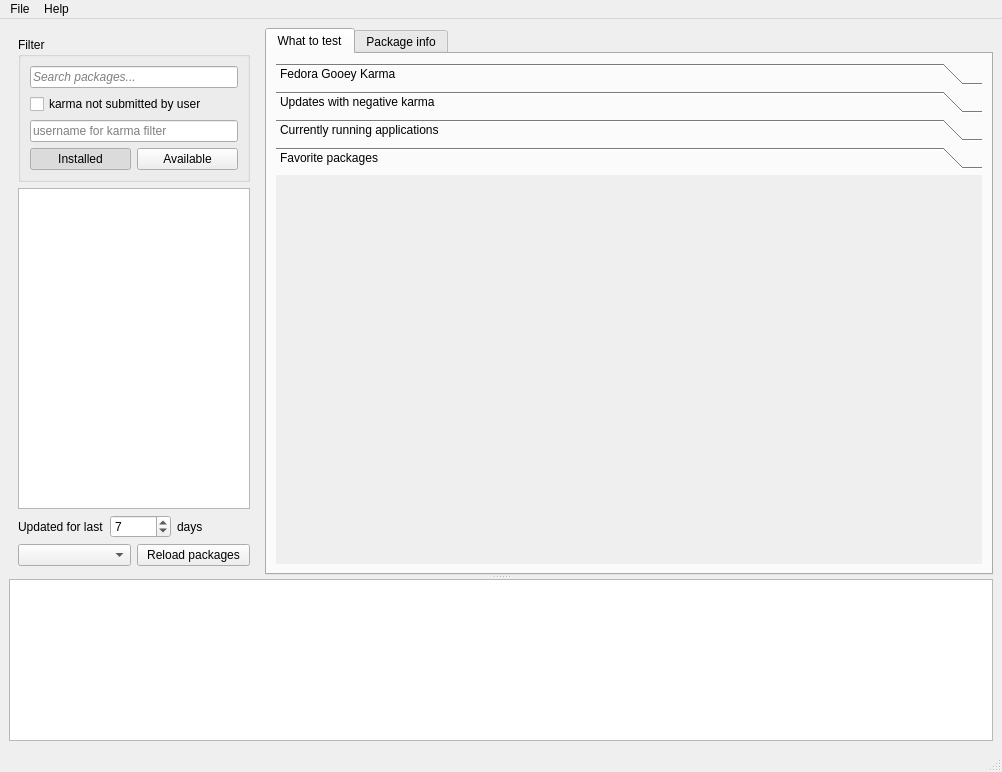
First picture: the form in src/ui/mainwindow.ui, repository examon/fedora-gooey-karma, before the edit.
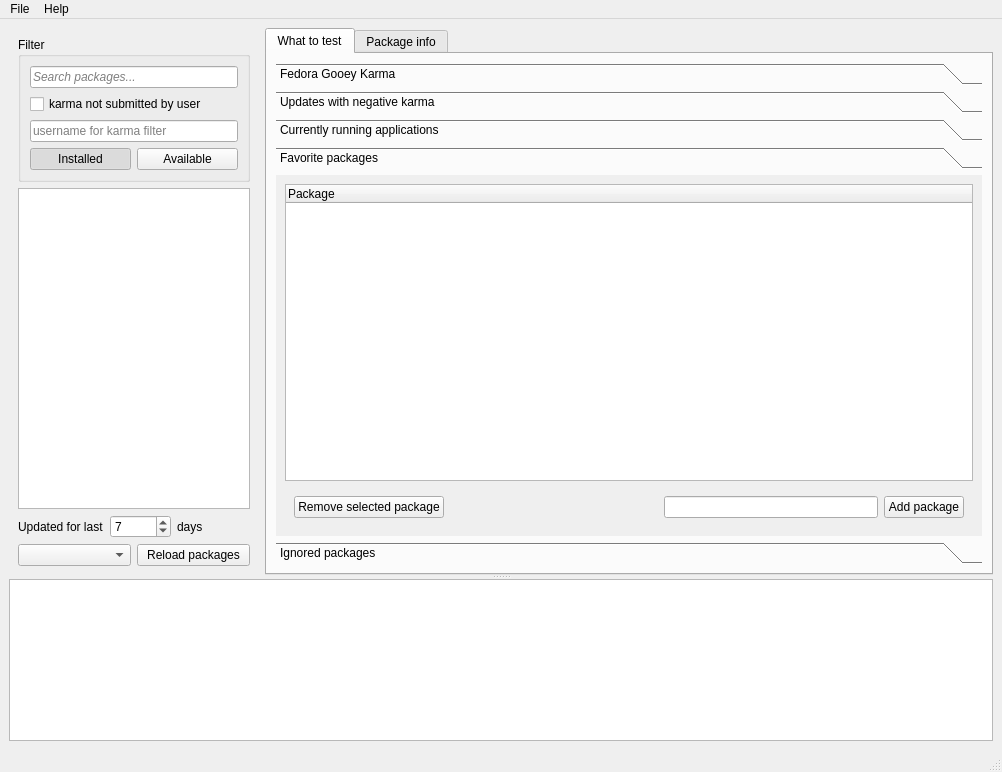
Second picture: the form after the edit. The open tabs and pages were chosen to show the change.

Commit message: Favorited/Ignored packages are now saving to config and GUI shows them properly.

```diff
--- a/src/ui/mainwindow.ui
+++ b/src/ui/mainwindow.ui
@@ -238,7 +238,7 @@
            <attribute name="title">
             <string>What to test</string>
            </attribute>
-           <layout class="QVBoxLayout" name="verticalLayout_8">
+           <layout class="QHBoxLayout" name="horizontalLayout_6">
             <item>
              <widget class="QToolBox" name="toolBoxWhatToTest">
               <property name="currentIndex">
@@ -328,13 +328,97 @@
                 <rect>
                  <x>0</x>
                  <y>0</y>
-                 <width>96</width>
-                 <height>26</height>
+                 <width>704</width>
+                 <height>352</height>
                 </rect>
                </property>
                <attribute name="label">
                 <string>Favorite packages</string>
                </attribute>
+               <layout class="QVBoxLayout" name="toolBoxFavoriteLayout">
+                <item>
+                 <widget class="QTreeWidget" name="tool_pkg_list_favorite">
+                  <column>
+                   <property name="text">
+                    <string>Package</string>
+                   </property>
+                  </column>
+                 </widget>
+                </item>
+                <item>
+                 <layout class="QHBoxLayout" name="horizontalLayout_7">
+                  <property name="topMargin">
+                   <number>0</number>
+                  </property>
+                  <item>
+                   <widget class="QWidget" name="tool_add_remove_pkg" native="true">
+                    <property name="minimumSize">
+                     <size>
+                      <width>0</width>
+                      <height>0</height>
+                     </size>
+                    </property>
+                    <layout class="QHBoxLayout" name="horizontalLayout_9">
+                     <item>
+                      <widget class="QPushButton" name="btn_tool_remove_pkg">
+                       <property name="text">
+                        <string>Remove selected package</string>
+                       </property>
+                      </widget>
+                     </item>
+                     <item>
+                      <spacer name="horizontalSpacer">
+                       <property name="orientation">
+                        <enum>Qt::Horizontal</enum>
+                       </property>
+                       <property name="sizeHint" stdset="0">
+                        <size>
+                         <width>40</width>
+                         <height>20</height>
+                        </size>
+                       </property>
+                      </spacer>
+                     </item>
+                     <item>
+                      <widget class="QLineEdit" name="tool_pkg_name"/>
+                     </item>
+                     <item>
+                      <widget class="QPushButton" name="btn_tool_add_pkg">
+                       <property name="text">
+                        <string>Add package</string>
+                       </property>
+                      </widget>
+                     </item>
+                    </layout>
+                   </widget>
+                  </item>
+                 </layout>
+                </item>
+               </layout>
+              </widget>
+              <widget class="QWidget" name="toolBoxIgnored">
+               <property name="geometry">
+                <rect>
+                 <x>0</x>
+                 <y>0</y>
+                 <width>704</width>
+                 <height>352</height>
+                </rect>
+               </property>
+               <attribute name="label">
+                <string>Ignored packages</string>
+               </attribute>
+               <layout class="QVBoxLayout" name="toolBoxIgnoredLayout">
+                <item>
+                 <widget class="QTreeWidget" name="tool_pkg_list_ignored">
+                  <column>
+                   <property name="text">
+                    <string>Package</string>
+                   </property>
+                  </column>
+                 </widget>
+                </item>
+               </layout>
               </widget>
              </widget>
             </item>
```
Left out of the diff: 32 changed lines with no effect on the pictures. The commit also changes 4 other files.
